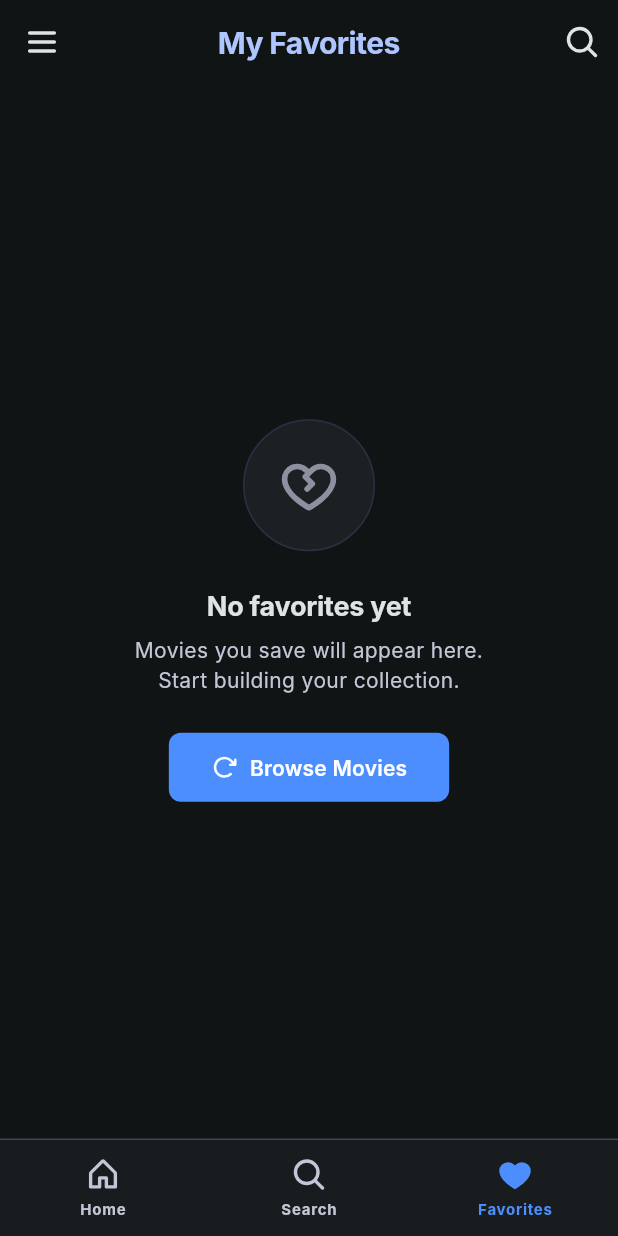
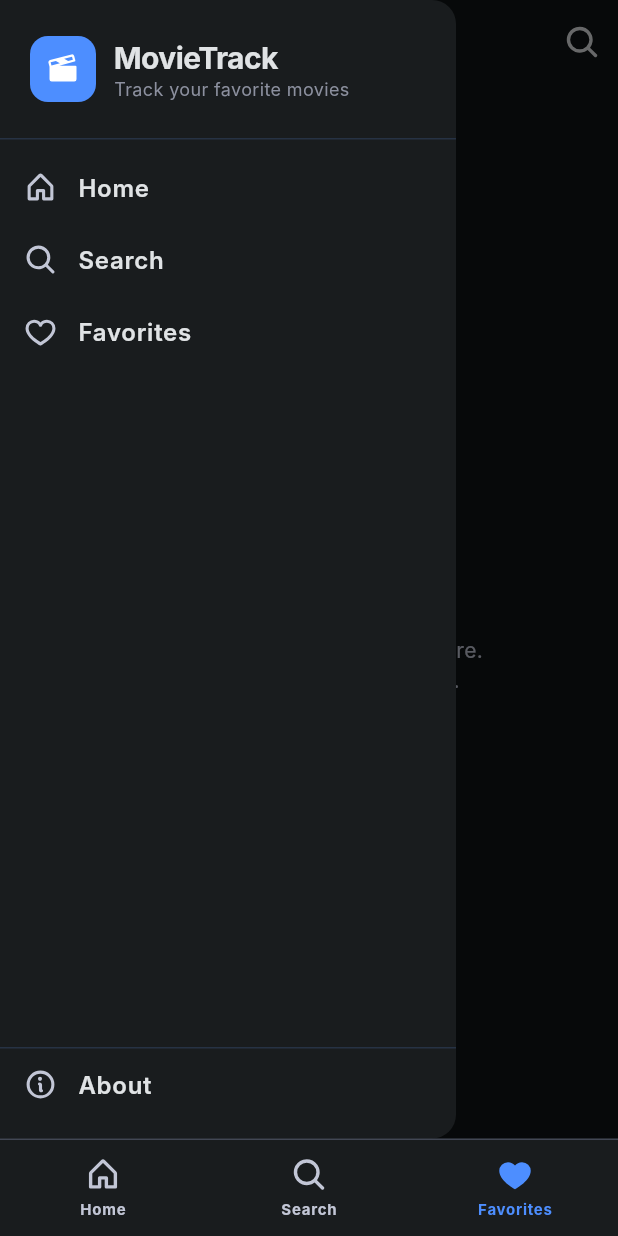
Before and after one commit to FAMMOZY1/Movie-Track, a Flutter app: the FavoriteScreen screen opened by its route, with the side drawer open (before the commit the screen has no drawer), on a phone screen of 412 x 824 dp. Run offline on Flutter 3.47's test engine with Material 3 defaults, Android fonts, the phone set to English and light mode, and no system bars; our stand-ins replace cached_network_image, dio, equatable, flutter_bloc, flutter_dotenv, flutter_form_builder and 6 more; generated files the repository leaves out were written again; network calls fail; Roboto replaces fonts that are missing (Inter).

Commit message:
Add side navigation drawer to Home and Favorites

```diff
--- /dev/null
+++ b/lib/core/widgets/app_drawer.dart
@@ -0,0 +1,124 @@
+import 'package:flutter/material.dart';
+import 'package:go_router/go_router.dart';
+import 'package:phosphor_flutter/phosphor_flutter.dart';
+import 'package:movie_track/core/theme/export.dart';
+
+/// Side navigation drawer opened from the menu button on tab screens.
+class AppDrawer extends StatelessWidget {
+  const AppDrawer({super.key});
+
+  @override
+  Widget build(BuildContext context) {
+    return Drawer(
+      backgroundColor: AppColor.surfaceContainerLow,
+      shape: const RoundedRectangleBorder(
+        borderRadius: BorderRadius.horizontal(right: Radius.circular(AppRadiusToken.lg)),
+      ),
+      child: SafeArea(
+        child: Column(
+          crossAxisAlignment: CrossAxisAlignment.start,
+          children: [
+            // Brand header
+            Padding(
+              padding: const EdgeInsets.fromLTRB(20, 24, 20, 24),
+              child: Row(
+                children: [
+                  Container(
+                    width: 44,
+                    height: 44,
+                    decoration: BoxDecoration(
+                      color: AppColor.primary,
+                      borderRadius: BorderRadius.circular(AppRadiusToken.md),
+                    ),
+                    child: const Icon(PhosphorIconsFill.filmSlate,
+                        color: AppColor.white, size: 24),
+                  ),
+                  const SizedBox(width: 12),
+                  Column(
+                    crossAxisAlignment: CrossAxisAlignment.start,
+                    children: [
+                      Text('MovieTrack', style: AppText.appTitle),
+                      Text('Track your favorite movies',
+                          style: AppText.metadata),
+                    ],
+                  ),
+                ],
+              ),
+            ),
+            const Divider(),
+            const SizedBox(height: 8),
+
+            // Nav items
+            _DrawerItem(
+              icon: PhosphorIconsBold.house,
+              label: 'Home',
+              onTap: () {
+                Navigator.pop(context);
+                context.go('/home');
+              },
+            ),
+            _DrawerItem(
+              icon: PhosphorIconsBold.magnifyingGlass,
+              label: 'Search',
+              onTap: () {
+                Navigator.pop(context);
+                context.go('/search');
+              },
+            ),
+            _DrawerItem(
+              icon: PhosphorIconsBold.heart,
+              label: 'Favorites',
+              onTap: () {
+                Navigator.pop(context);
+                context.go('/favorites');
+              },
+            ),
+
+            const Spacer(),
+            const Divider(),
+            _DrawerItem(
+              icon: PhosphorIconsBold.info,
+              label: 'About',
+              onTap: () {
+                Navigator.pop(context);
+                showAboutDialog(
+                  context: context,
+                  applicationName: 'MovieTrack',
+                  applicationVersion: '1.0.0',
+                  applicationIcon: const Icon(PhosphorIconsFill.filmSlate,
+                      color: AppColor.primary),
+                  children: const [
+                    Text('Find and track your favorite movies, powered by TMDB.'),
+                  ],
+                );
+              },
+            ),
+            const SizedBox(height: 12),
+          ],
+        ),
+      ),
+    );
+  }
+}
+
+class _DrawerItem extends StatelessWidget {
+  final IconData icon;
+  final String label;
+  final VoidCallback onTap;
+
+  const _DrawerItem({
+    required this.icon,
+    required this.label,
+    required this.onTap,
+  });
+
+  @override
+  Widget build(BuildContext context) {
+    return ListTile(
+      leading: Icon(icon, color: AppColor.onSurfaceVariant, size: 22),
+      title: Text(label, style: AppText.movieTitle),
+      onTap: onTap,
+      visualDensity: VisualDensity.compact,
+    );
+  }
+}
--- a/lib/features/favorite/screens/favorite_screen.dart
+++ b/lib/features/favorite/screens/favorite_screen.dart
@@ -7,6 +7,7 @@ import 'package:movie_track/features/favorite/cubit/favorite/favorite_cubit.dart
 import 'package:movie_track/features/favorite/widgets/favorite_card.dart';
 import 'package:movie_track/features/favorite/widgets/remove_favorite_modal.dart';
 import 'package:movie_track/core/theme/export.dart';
+import 'package:movie_track/core/widgets/app_drawer.dart';
 import 'package:movie_track/core/widgets/state_view.dart';
 
 /// "My Favorites" screen. Reads the shared FavoriteCubit provided at app root.
@@ -17,10 +18,13 @@ class FavoriteScreen extends StatelessWidget {
   Widget build(BuildContext context) {
     return Scaffold(
       backgroundColor: AppColor.background,
+      drawer: const AppDrawer(),
       appBar: AppBar(
-        leading: IconButton(
-          icon: const Icon(PhosphorIconsBold.list),
-          onPressed: () {},
+        leading: Builder(
+          builder: (context) => IconButton(
+            icon: const Icon(PhosphorIconsBold.list),
+            onPressed: () => Scaffold.of(context).openDrawer(),
+          ),
         ),
         title: const Text('My Favorites'),
         actions: [
--- a/lib/features/home/screens/home_screen.dart
+++ b/lib/features/home/screens/home_screen.dart
@@ -8,6 +8,7 @@ import 'package:movie_track/core/constants/app_constants.dart';
 import 'package:movie_track/core/enum/network_status.dart';
 import 'package:movie_track/core/models/movie.dart';
 import 'package:movie_track/core/theme/export.dart';
+import 'package:movie_track/core/widgets/app_drawer.dart';
 import 'package:movie_track/core/widgets/poster_card.dart';
 import 'package:movie_track/core/widgets/section_header.dart';
 import 'package:movie_track/core/widgets/state_view.dart';
@@ -36,11 +37,14 @@ class _HomeView extends StatelessWidget {
   Widget build(BuildContext context) {
     return Scaffold(
       backgroundColor: AppColor.background,
+      drawer: const AppDrawer(),
       appBar: AppBar(
-        leading: IconButton(
-          icon: const Icon(PhosphorIconsBold.list),
-          color: AppColor.onSurface,
-          onPressed: () {},
+        leading: Builder(
+          builder: (context) => IconButton(
+            icon: const Icon(PhosphorIconsBold.list),
+            color: AppColor.onSurface,
+            onPressed: () => Scaffold.of(context).openDrawer(),
+          ),
         ),
         title: const Text('MovieTrack'),
         actions: [
```
